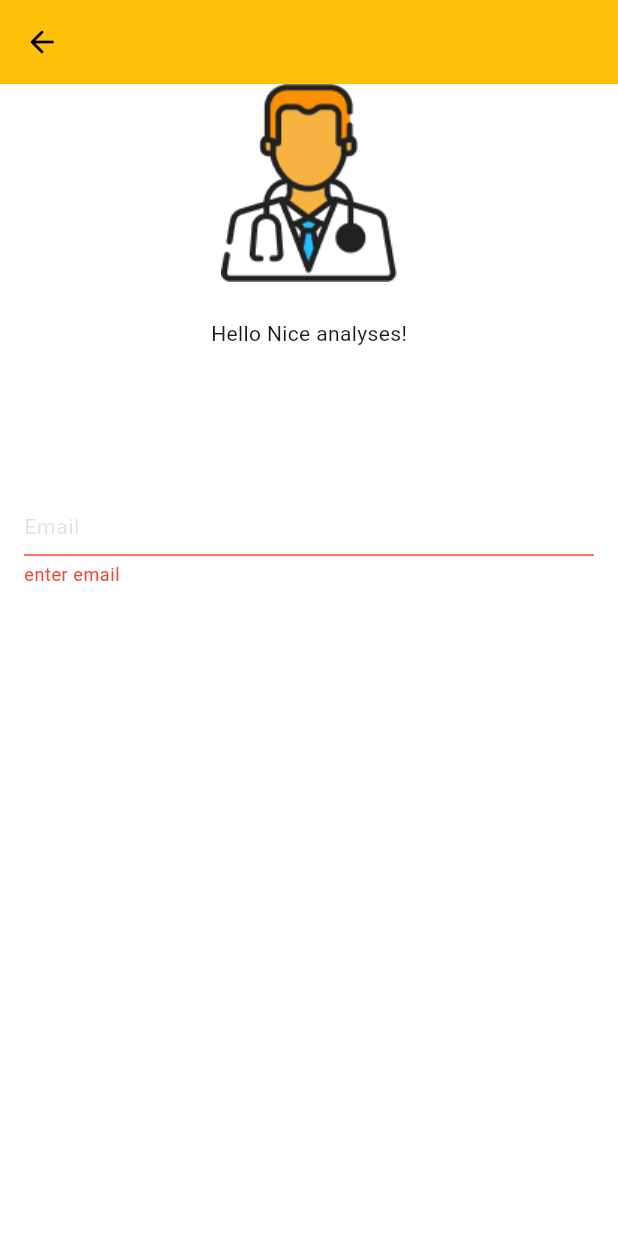
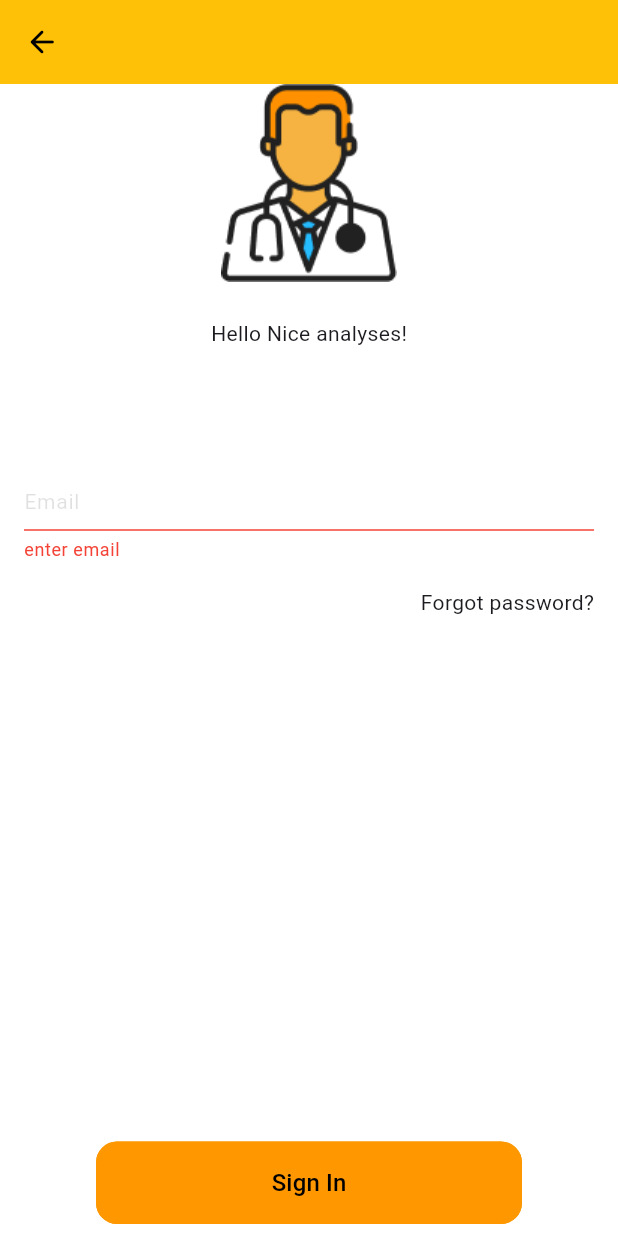
Before and after one commit to kadr0id/nice_analyses, a Flutter app: the screen it shows after launch, on a phone screen of 412 x 824 dp. Run offline on Flutter 3.47's test engine with Material 2 defaults, Android fonts, the phone set to English and light mode, and no system bars; our stand-ins replace formz.

Commit message:
add buttons to sign in page

```diff
--- /dev/null
+++ b/lib/app/nice_ui/widgets/primary_action_button.dart
@@ -0,0 +1,23 @@
+import 'package:flutter/material.dart';
+import 'package:nice_analyses/app/nice_ui/widgets/base_action_button.dart';
+
+
+
+/// {@template primary_action_button}
+/// Primary button fo the actions
+///  {@endtemplate}
+class PrimaryActionButton extends BaseActionButton {
+  /// {@macro primary_action_button}
+  const PrimaryActionButton({
+    Key? key,
+    required String title,
+    VoidCallback? onPressed,
+    double? horizontalMargin,
+  }) : super(
+    key: key,
+    title: title,
+    onPressed: onPressed,
+    backgroundColor: Colors.orange,
+    horizontalMargin: horizontalMargin,
+  );
+}
--- /dev/null
+++ b/lib/app/nice_ui/widgets/text_link_button.dart
@@ -0,0 +1,72 @@
+import 'package:flutter/material.dart';
+import '../nice_spacing.dart';
+import '../nice_text_style.dart';
+
+/// {@template text_link_button}
+/// Creates a Text Link button.
+/// The button which represents links in the text
+/// {@endtemplate}
+class TextLinkButton extends StatelessWidget {
+  /// {@macro text_link_button}
+  const TextLinkButton({
+    Key? key,
+    this.title,
+    required this.link,
+    this.onPressed,
+    this.textStyle,
+    this.direction,
+  }) : super(key: key);
+
+  /// Link button title text
+  final String? title;
+
+  ///  Link button link text
+  final String link;
+
+  /// Callback to be called when user tap on text
+  final VoidCallback? onPressed;
+
+  /// Text style applied to the [title] and [link]
+  final TextStyle? textStyle;
+
+  /// Direction how the [title] and [link] should be positioned
+  final Axis? direction;
+
+  @override
+  Widget build(BuildContext context) {
+    return InkWell(
+      onTap: onPressed != null
+          ? () {
+              FocusScope.of(context).unfocus();
+              onPressed?.call();
+            }
+          : null,
+      child: Padding(
+        padding: const EdgeInsets.all(NiceSpacing.sm),
+        child: Flex(
+          direction: direction ?? Axis.vertical,
+          mainAxisSize: MainAxisSize.min,
+          mainAxisAlignment: MainAxisAlignment.center,
+          children: [
+            if (title != null)
+              Padding(
+                padding: const EdgeInsets.symmetric(
+                  horizontal: NiceSpacing.sm,
+                  vertical: NiceSpacing.xs,
+                ),
+                child: Text(
+                  title!,
+                  style: textStyle ?? NiceTextStyle.bodyText1,
+                ),
+              ),
+            Text(
+              link,
+              style: (textStyle ?? NiceTextStyle.bodyText1)
+                  .copyWith(color: Colors.orange),
+            ),
+          ],
+        ),
+      ),
+    );
+  }
+}
--- a/lib/sign_in/view/sign_in_view.dart
+++ b/lib/sign_in/view/sign_in_view.dart
@@ -1,9 +1,11 @@
 import 'package:flutter/material.dart';
+import 'package:nice_analyses/app/nice_ui/widgets/primary_action_button.dart';
 import '../../app/form_inputs/email.dart';
 import '../../app/nice_ui/nice_spacing.dart';
 import '../../app/nice_ui/widgets/nice_text_field.dart';
 import '../../app/nice_ui/widgets/registration_header.dart';
 import '../../app/nice_ui/widgets/scrollable_column.dart';
+import '../../app/nice_ui/widgets/text_link_button.dart';
 
 class SignInView extends StatelessWidget {
   const SignInView({Key? key}) : super(key: key);
@@ -19,7 +21,12 @@ class SignInView extends StatelessWidget {
             _EmailInput(),
             const SizedBox(height: NiceSpacing.xs),
             // _PasswordInput(),
+            const Align(
+              alignment: Alignment.centerRight,
+              child: _ForgotPasswordButton(),
+            ),
             const Spacer(flex: 10),
+            _SignInButton(),
             const SizedBox(height: NiceSpacing.sm),
           ],
         ),
@@ -61,3 +68,37 @@ class _EmailInput extends StatelessWidget {
     }
   }
 }
+
+class _ForgotPasswordButton extends StatelessWidget {
+  const _ForgotPasswordButton({Key? key}) : super(key: key);
+
+  @override
+  Widget build(BuildContext context) {
+    return TextLinkButton(
+      key: const Key('signInView_forgotPassword_textButton'),
+      title: 'Forgot password?',
+      link: '',
+      direction: Axis.horizontal,
+      onPressed: () {},
+    );
+  }
+}
+
+class _SignInButton extends StatelessWidget {
+  @override
+  Widget build(BuildContext context) {
+    return Padding(
+      padding: const EdgeInsets.symmetric(
+        horizontal: NiceSpacing.xxxlg,
+      ),
+      child: SizedBox(
+        width: double.infinity,
+        child: PrimaryActionButton(
+          key: const Key('signInView_signIn_textButton'),
+          title: 'Sign In',
+          onPressed: () {},
+        ),
+      ),
+    );
+  }
+}
```
Also changed, not shown: lib/app/nice_ui/widgets/base_action_button.dart (added, +72 -0 lines).
